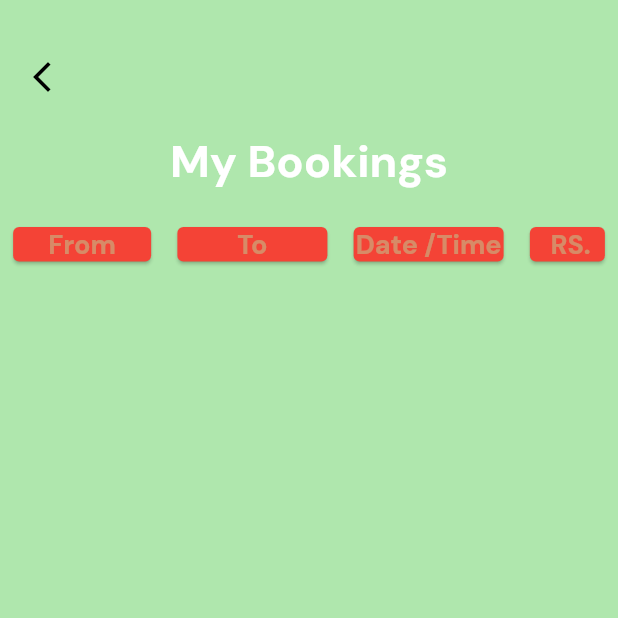
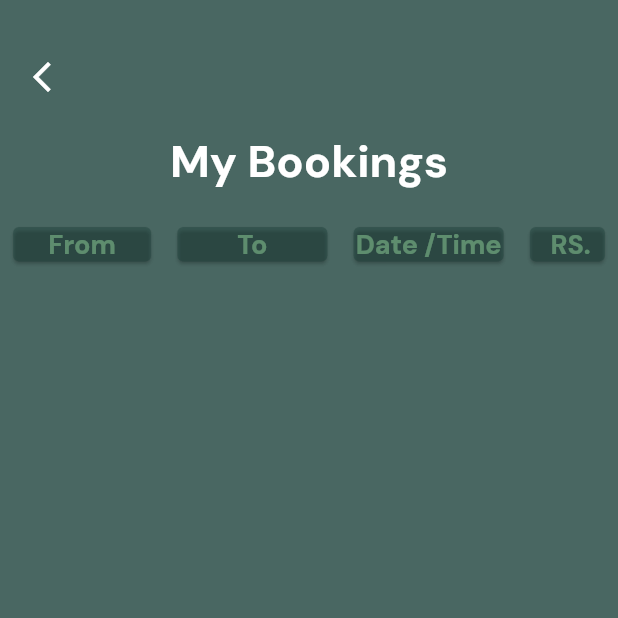
Before and after one commit to BTMR48/CSSE-ticket-reservation-system, a Flutter app: the MyBooking screen opened directly, on a phone screen of 412 x 824 dp, the top half of it. Run offline on Flutter 3.47's test engine with Material 2 defaults, Android fonts, the phone set to English and light mode, and no system bars; our stand-ins replace another_flushbar, cloud_firestore, firebase_auth, firebase_core, fluttertoast, google_fonts and 3 more; missing offline and left inert: qr_code_scanner; accounts and stored records are empty.

Commit message:
my booking

```diff
--- a/lib/screens/my_booking.dart
+++ b/lib/screens/my_booking.dart
@@ -68,7 +68,7 @@ class _MyBookingState extends State<MyBooking> {
     double height = MediaQuery.of(context).size.height;
     double width = MediaQuery.of(context).size.width;
     return Scaffold(
-      backgroundColor: HexColor('#37c232').withOpacity(0.4),
+      backgroundColor: HexColor('#1C413B').withOpacity(0.8),
       body: Column(
         children: [
           Padding(
@@ -80,7 +80,7 @@ class _MyBookingState extends State<MyBooking> {
                     leading: GestureDetector(
                       child: const Icon(
                         Icons.arrow_back_ios_new_sharp,
-                        color: Colors.black,
+                        color: Colors.white,
                         size: 24.0,
                       ),
                       onTap: () => Navigator.pop(context),
@@ -112,7 +112,7 @@ class _MyBookingState extends State<MyBooking> {
                     SizedBox(
                       width: 100,
                       child: Card(
-                        color: Colors.red,
+                        color: HexColor('#1C413B').withOpacity(0.4),
                         child: Center(
                           child: Text(
                             "From",
@@ -126,7 +126,7 @@ class _MyBookingState extends State<MyBooking> {
                       ),
                     ),
                     Card(
-                      color: Colors.red,
+                      color: HexColor('#1C413B').withOpacity(0.4),
                       child: SizedBox(
                         width: 100,
                         child: Center(
@@ -142,7 +142,7 @@ class _MyBookingState extends State<MyBooking> {
                       ),
                     ),
                     Card(
-                      color: Colors.red,
+                      color: HexColor('#1C413B').withOpacity(0.4),
                       child: SizedBox(
                         width: 100,
                         child: Center(
@@ -158,7 +158,7 @@ class _MyBookingState extends State<MyBooking> {
                       ),
                     ),
                     Card(
-                      color: Colors.red,
+                      color: HexColor('#1C413B').withOpacity(0.4),
                       child: SizedBox(
                         width: 50,
                         child: Center(
@@ -200,7 +200,7 @@ class _MyBookingState extends State<MyBooking> {
                                               borderRadius:
                                                   BorderRadius.circular(10),
                                             ),
-                                            color: Colors.blueAccent,
+                                            color: HexColor('#618270').withOpacity(0.4),
                                             child: Row(
                                               mainAxisAlignment:
                                                   MainAxisAlignment.spaceAround,
```
